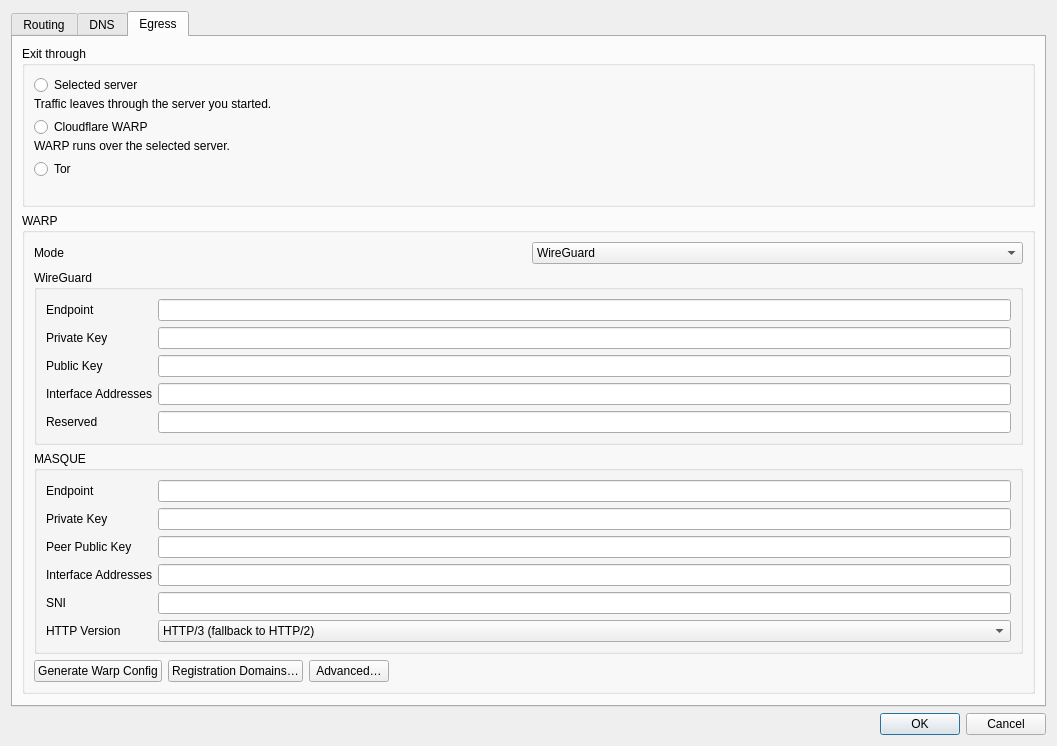
Above: include/ui/setting/dialog_manage_routes.ui from throneproj/Throne before the change. Below: the same form after it.
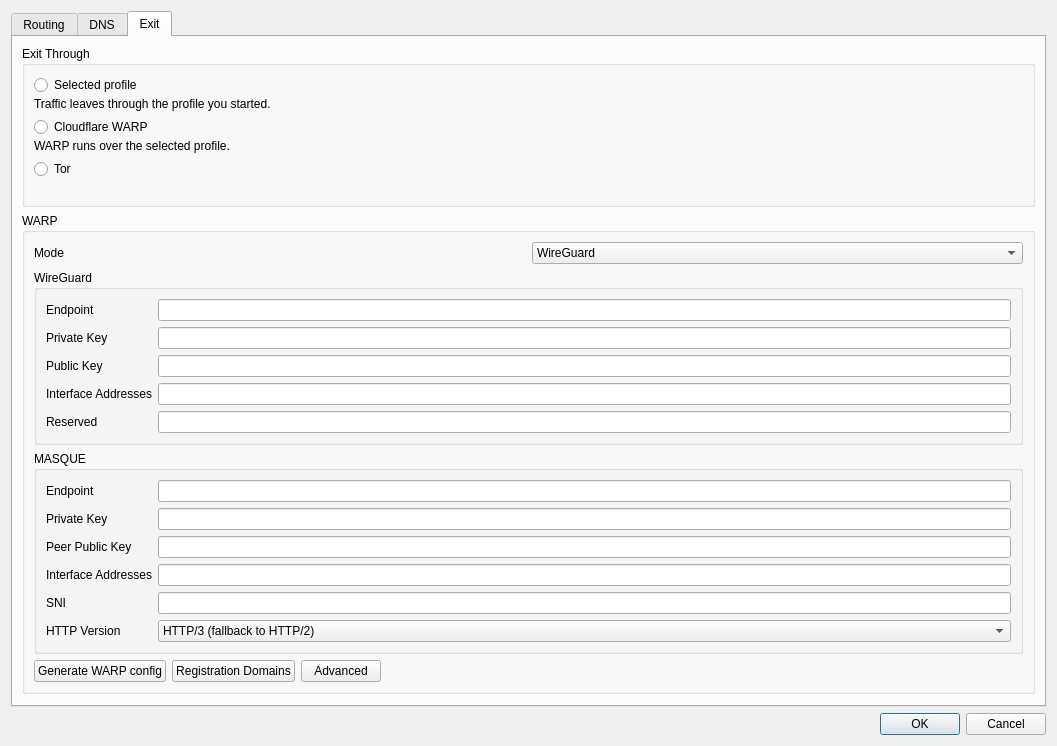
That is the form after the change. The open tabs and pages were chosen to show the change. Custom widgets are drawn as their Qt base class.

Patch:
```diff
--- a/include/ui/setting/dialog_manage_routes.ui
+++ b/include/ui/setting/dialog_manage_routes.ui
@@ -624,13 +624,13 @@
      </widget>
      <widget class="QWidget" name="tab_egress">
       <attribute name="title">
-       <string>Egress</string>
+       <string>Exit</string>
       </attribute>
       <layout class="QVBoxLayout" name="egress_page_layout">
        <item>
         <widget class="QGroupBox" name="egress_box">
          <property name="title">
-          <string>Exit through</string>
+          <string>Exit Through</string>
          </property>
          <layout class="QGridLayout" name="egress_box_layout">
           <item row="0" column="0">
@@ -641,14 +641,14 @@
             <item>
              <widget class="QRadioButton" name="exit_server">
               <property name="text">
-               <string>Selected server</string>
+               <string>Selected profile</string>
               </property>
              </widget>
             </item>
             <item>
              <widget class="QLabel" name="exit_server_hint">
               <property name="text">
-               <string>Traffic leaves through the server you started.</string>
+               <string>Traffic leaves through the profile you started.</string>
               </property>
               <property name="wordWrap">
                <bool>true</bool>
@@ -678,7 +678,7 @@
             <item>
              <widget class="QLabel" name="enable_warp_hint">
               <property name="text">
-               <string>WARP runs over the selected server.</string>
+               <string>WARP runs over the selected profile.</string>
               </property>
               <property name="wordWrap">
                <bool>true</bool>
@@ -961,7 +961,7 @@
                <string>&lt;html&gt;&lt;head/&gt;&lt;body&gt;&lt;p&gt;Gets a new config from cloudflare API&lt;/p&gt;&lt;/body&gt;&lt;/html&gt;</string>
               </property>
               <property name="text">
-               <string>Generate Warp Config</string>
+               <string>Generate WARP config</string>
               </property>
              </widget>
             </item>
@@ -974,7 +974,7 @@
                <string>Cloudflare API domains to try, in order, when generating a WARP config</string>
               </property>
               <property name="text">
-               <string>Registration Domains…</string>
+               <string>Registration Domains</string>
               </property>
              </widget>
             </item>
@@ -987,7 +987,7 @@
                <string>TLS fragmentation for WARP registration</string>
               </property>
               <property name="text">
-               <string>Advanced…</string>
+               <string>Advanced</string>
               </property>
              </widget>
             </item>
```
Left out of the diff: 36 changed lines with no effect on the pictures.
